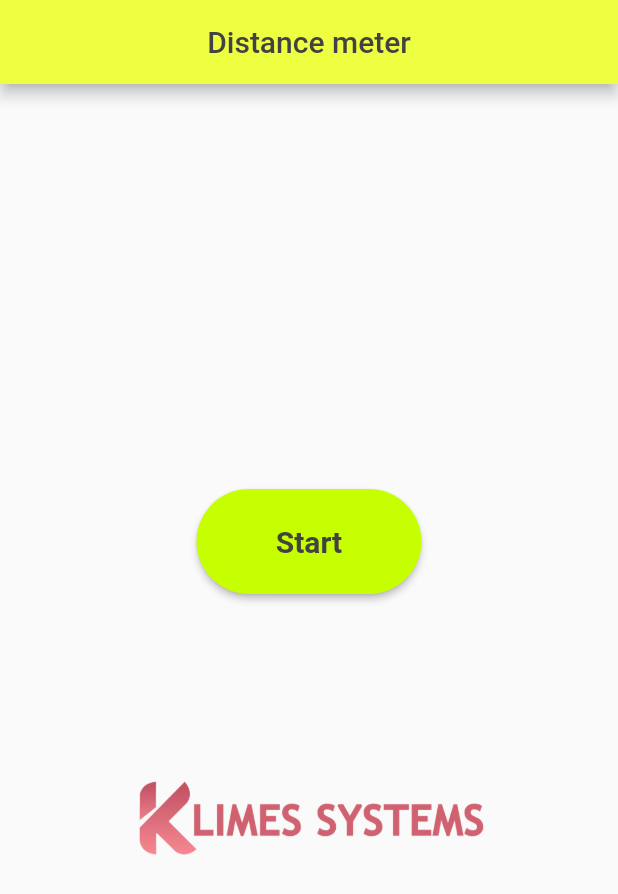
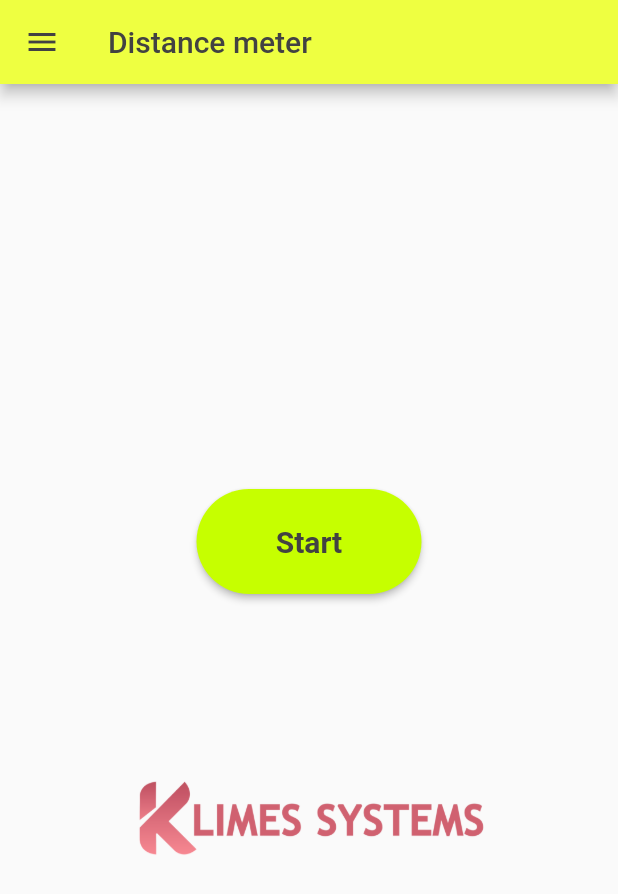
Before and after one commit to pavelklimes/distance-meter, a Flutter app: the Home screen opened directly, on a phone screen of 412 x 824 dp. Shown: the top 894 px of the screen. Run offline on Flutter 3.47's test engine with Material 2 defaults, Android fonts, the phone set to English and light mode, and no system bars; our stand-ins replace after_layout, flutter_phoenix, flutter_spinkit, shared_preferences, stop_watch_timer; accounts and stored records are empty.

Commit message:
side menu

```diff
--- a/lib/pages/basic_page.dart
+++ b/lib/pages/basic_page.dart
@@ -19,7 +19,7 @@ Scaffold(
         //TODO: Sem přidej co dalšího chceš v appbaru
       ),
       body: TODO: Sem přidej co chceš v body,
-    );;
+    );
 ------------------------------------------------------
 
 
--- a/lib/pages/home.dart
+++ b/lib/pages/home.dart
@@ -2,6 +2,7 @@ import 'package:distance_meter/pages/active_walking.dart';
 import 'package:flutter/material.dart';
 import 'package:stop_watch_timer/stop_watch_timer.dart';
 import 'package:flutter_phoenix/flutter_phoenix.dart';
+import 'info.dart';
 
 
 
@@ -19,18 +20,46 @@ class _HomeState extends State<Home> {
    // Phoenix.rebirth(context);
   }
 
+
   Widget build(BuildContext context) {
 
     return Scaffold(
-      appBar: AppBar(
-        automaticallyImplyLeading: false,
+      appBar: new AppBar(
         backgroundColor: Colors.limeAccent.shade200,
-        title: Text(
+        title: new Text(
           "Distance meter",
           style: TextStyle(color: Colors.grey.shade800,),
         ),
-        centerTitle: true,
+        iconTheme: IconThemeData(color: Colors.grey.shade800),
       ),
+
+
+      //side menu
+      drawer: Drawer(
+        child: ListView(
+          children: [
+            UserAccountsDrawerHeader(
+              accountName: Text("tester"),
+              accountEmail: Text("test@mail.com"),
+              currentAccountPicture: CircleAvatar(
+                backgroundImage: NetworkImage("https://i.pravatar.cc/300"),
+              ),
+            ),
+            ListTile(
+              title: Text('Info'),
+              onTap: () {
+                Navigator.of(context).pop();
+                Navigator.push(context, MaterialPageRoute(
+                  builder: (BuildContext context) => Info()
+                ));
+              },
+            ),
+          ],
+        ),
+      ),
+
+
+
       body: Container(
         child: Align(
           alignment: Alignment(-0.0, 0.20),
```
Also changed, not shown: lib/pages/info.dart (added, +35 -0 lines).
